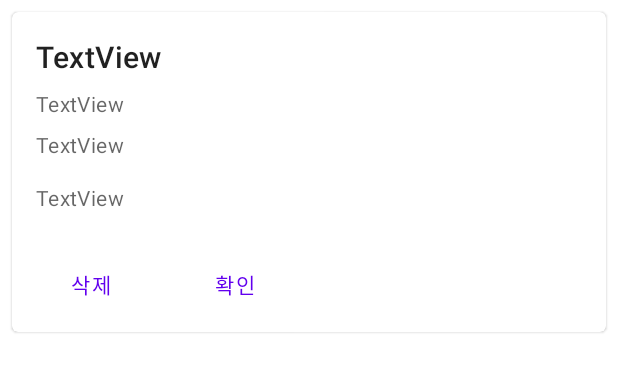
After one commit to eanby00/TODOLIST_TensorFlow, an Android app: the layout todo_item.xml on its own in the app's theme, with its tools: preview values and no code run, on a phone screen of 412 x 824 dp. The commit adds this screen. Shown: the top 372 px of the screen. Run offline under Robolectric (Android 15) with nearby library versions, the phone set to English and light mode, and no system bars.

Commit message:
0727 apply material cards

```diff
--- a/app/src/main/java/com/todo/todolist/ToDoDate.java
+++ b/app/src/main/java/com/todo/todolist/ToDoDate.java
@@ -96,7 +96,6 @@ public class ToDoDate extends AppCompatActivity {
             // 추가 버튼이 클릭되었을 때 화면에 출력되는 대화상자 관련 코드
             case R.id.addNewItem:
                 dialogView = (View) View.inflate(ToDoDate.this, R.layout.tododialog, null);
-//                AlertDialog.Builder dlg = new AlertDialog.Builder(ToDoDate.this);
                 MaterialAlertDialogBuilder materialAlertDialogBuilder = new MaterialAlertDialogBuilder(ToDoDate.this);
                 materialAlertDialogBuilder.setTitle("ToDo 추가");
                 materialAlertDialogBuilder.setView(dialogView);
--- /dev/null
+++ b/app/src/main/res/layout/todo_item.xml
@@ -0,0 +1,86 @@
+<?xml version="1.0" encoding="utf-8"?>
+<LinearLayout xmlns:android="http://schemas.android.com/apk/res/android"
+    android:layout_width="match_parent"
+    android:layout_height="wrap_content"
+    android:orientation="vertical">
+
+    <com.google.android.material.card.MaterialCardView
+        android:id="@+id/card"
+        android:layout_width="match_parent"
+        android:layout_height="wrap_content"
+        android:layout_margin="8dp">
+
+
+        <LinearLayout
+            android:layout_width="match_parent"
+            android:layout_height="wrap_content"
+            android:orientation="vertical">
+
+
+            <LinearLayout
+                android:layout_width="match_parent"
+                android:layout_height="wrap_content"
+                android:orientation="vertical"
+                android:padding="16dp">
+
+                <TextView
+                    android:id="@+id/item_name"
+                    android:layout_width="wrap_content"
+                    android:layout_height="wrap_content"
+                    android:text="TextView"
+                    android:textAppearance="?attr/textAppearanceHeadline6"/>
+
+                <TextView
+                    android:id="@+id/item_difficulty"
+                    android:layout_width="wrap_content"
+                    android:layout_height="wrap_content"
+                    android:layout_marginTop="8dp"
+                    android:textAppearance="?attr/textAppearanceBody2"
+                    android:textColor="?android:attr/textColorSecondary"
+                    android:text="TextView" />
+
+                <TextView
+                    android:id="@+id/item_done"
+                    android:layout_width="wrap_content"
+                    android:layout_height="wrap_content"
+                    android:layout_marginTop="8dp"
+                    android:textAppearance="?attr/textAppearanceBody2"
+                    android:textColor="?android:attr/textColorSecondary"
+                    android:text="TextView" />
+
+                <TextView
+                    android:id="@+id/item_memo"
+                    android:layout_width="wrap_content"
+                    android:layout_height="wrap_content"
+                    android:layout_marginTop="16dp"
+                    android:textAppearance="?attr/textAppearanceBody2"
+                    android:textColor="?android:attr/textColorSecondary"
+                    android:text="TextView" />
+            </LinearLayout>
+
+            <LinearLayout
+                android:layout_width="wrap_content"
+                android:layout_height="wrap_content"
+                android:layout_margin="8dp"
+                android:orientation="horizontal">
+
+                <com.google.android.material.button.MaterialButton
+                    android:id="@+id/item_btnDelete"
+                    android:layout_width="wrap_content"
+                    android:layout_height="wrap_content"
+                    style="?attr/borderlessButtonStyle"
+                    android:text="삭제"
+                    android:layout_marginRight="8dp" />
+
+                <com.google.android.material.button.MaterialButton
+                    android:id="@+id/item_btnDone"
+                    android:layout_width="wrap_content"
+                    android:layout_height="wrap_content"
+                    style="?attr/borderlessButtonStyle"
+                    android:text="확인"/>
+
+            </LinearLayout>
+        </LinearLayout>
+    </com.google.android.material.card.MaterialCardView>
+
+</LinearLayout>
```
Also changed, not shown: app/src/main/java/com/todo/todolist/recyclerview/Adapter.java (+36 -10 lines), app/src/main/res/layout/todo_item_recycler.xml (+35 -35 lines), 2 other files.
